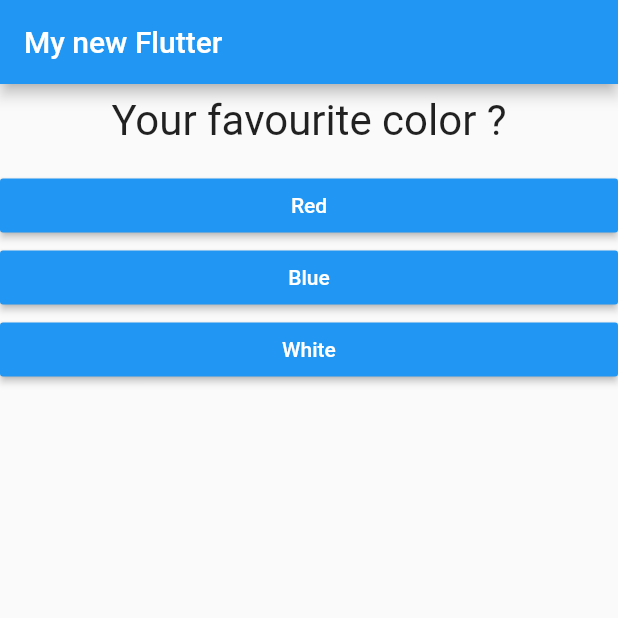
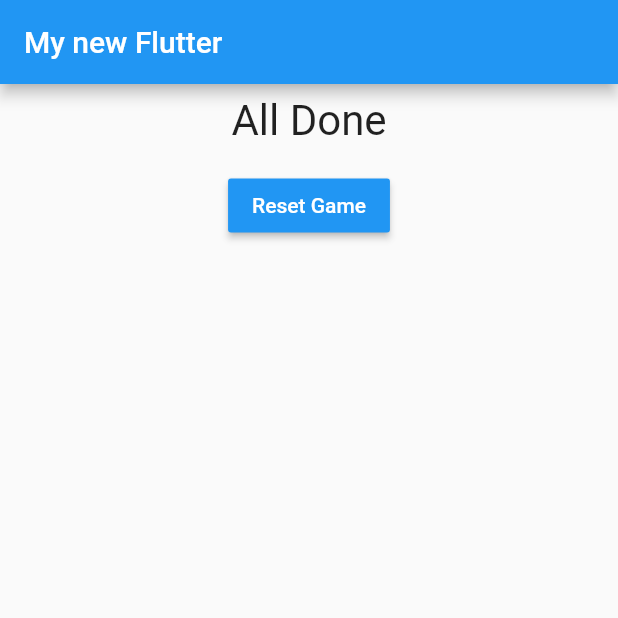
Before and after one commit to amovsisyan/flutter-dart-first-steps, a Flutter app: the screen it shows after launch, after a tap on "Red", after a tap on "Banana", after a tap on "Lion", on a phone screen of 412 x 824 dp, the top half of it. Run offline on Flutter 3.47's test engine with Material 2 defaults, Android fonts, the phone set to English and light mode, and no system bars.

Commit message:
when list finished case

```diff
--- /dev/null
+++ b/lib/ListFinished.dart
@@ -0,0 +1,34 @@
+import 'package:flutter/material.dart';
+
+class ListFinished extends StatelessWidget {
+  final Function onButtonClick;
+
+  ListFinished({this.onButtonClick});
+
+  @override
+  Widget build(BuildContext context) {
+    return Container(
+      child: Column(
+        children: [
+          Container(
+            child: Text(
+              'All Done',
+              style: TextStyle(
+                fontSize: 28,
+              ),
+              textAlign: TextAlign.center,
+            ),
+            margin: EdgeInsets.only(bottom: 16, top: 8),
+          ),
+          RaisedButton(
+            child: Text('Reset Game'),
+            textColor: Colors.white,
+            onPressed: this.onButtonClick,
+            color: Colors.blue,
+          ),
+        ],
+      ),
+      width: double.infinity,
+    );
+  }
+}
--- a/lib/main.dart
+++ b/lib/main.dart
@@ -1,6 +1,7 @@
 import 'package:flutter/material.dart';
 import './Question.dart';
 import './Answer.dart';
+import './ListFinished.dart';
 
 void main() => runApp(MyApp());
 
@@ -31,35 +32,41 @@ class MyAppState extends State<MyApp> {
 
   @override
   Widget build(BuildContext context) {
-    Map<String, Object> question = MyAppState._questions[this._questionIndex];
-
     return MaterialApp(
       home: Scaffold(
         appBar: AppBar(
           title: Text('My new Flutter'),
         ),
         body: Column(
-          children: [
-            Question(question['question']),
-            ...(question['answers'] as List<String>).map((answerText) {
-              return Answer(onAnswer: this.answerQuestion, text: answerText);
-            }).toList()
-          ],
+          children: (this._questionIndex < MyAppState._questions.length)
+              ? [
+                  Question(MyAppState._questions[this._questionIndex]['question']),
+                  ...(MyAppState._questions[this._questionIndex]['answers'] as List<String>).map((answerText) {
+                    return Answer(
+                        onAnswer: this.answerQuestion, text: answerText);
+                  }).toList()
+                ]
+              : [ListFinished(onButtonClick: this.resetQuestionsList)],
         ),
       ),
     );
   }
 
   void answerQuestion() {
-    int questionIndex = 0;
-    if (this._questionIndex <= MyAppState._questions.length - 2) {
-      questionIndex = this._questionIndex + 1;
+    if (this._questionIndex <= MyAppState._questions.length - 1) {
+      int questionIndex = this._questionIndex + 1;
+
+      setState(() {
+        this._questionIndex = questionIndex;
+      });
     }
-
-    setState(() {
-      this._questionIndex = questionIndex;
-    });
 
     print(this._questionIndex);
   }
+
+  void resetQuestionsList() {
+    setState(() {
+      this._questionIndex = 0;
+    });
+  }
 }
```
